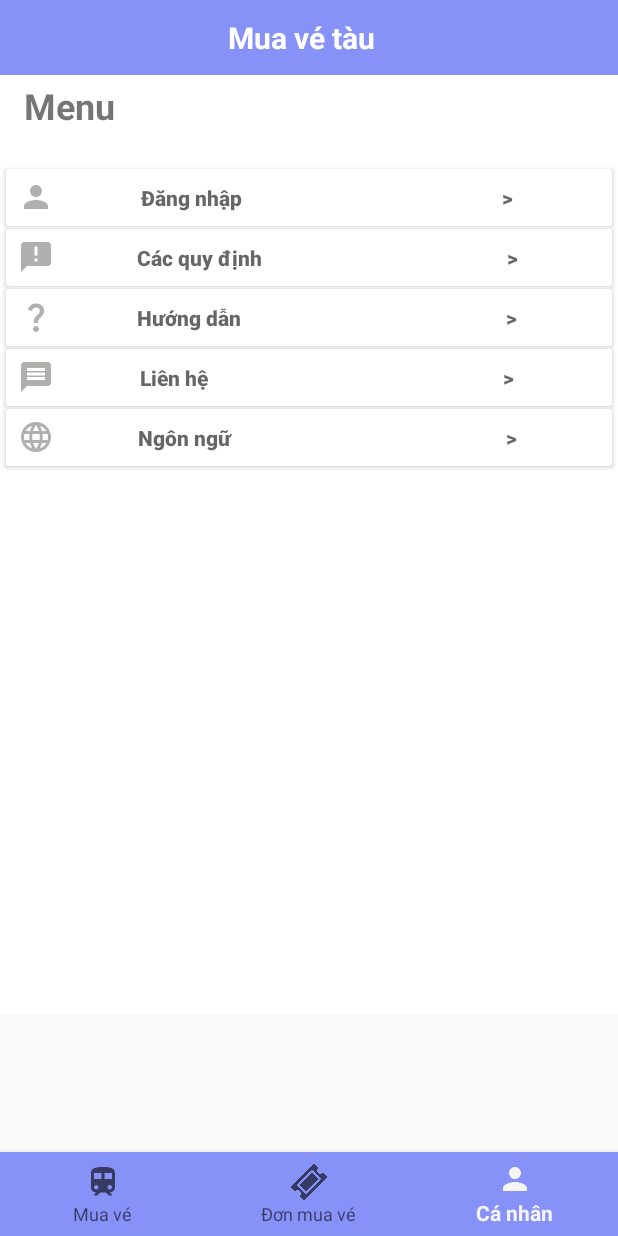
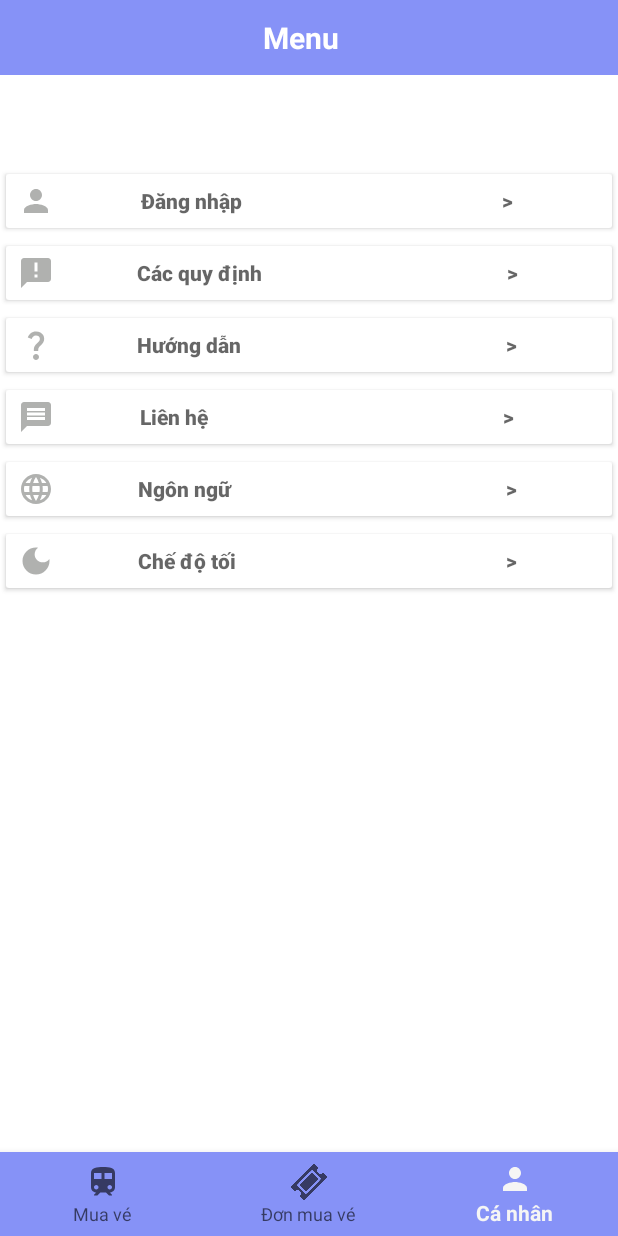
Before and after one commit to T1st-isme/RailWay_Ticket, an Android app: the screen it shows after launch (HomeActivity), item 3 of the bottom bar chosen, on a phone screen of 412 x 824 dp. Run offline under Robolectric (Android 15) with nearby library versions, the phone set to English and light mode, and no system bars.

Commit message:
little change xml

```diff
--- a/app/src/main/java/com/example/railwayticket/DBHelper.java
+++ b/app/src/main/java/com/example/railwayticket/DBHelper.java
@@ -35,13 +35,13 @@ public class DBHelper extends SQLiteOpenHelper {
 
     public Boolean checkUsername(String username) {
         SQLiteDatabase MyDB = this.getWritableDatabase();
-        @SuppressLint("Recycle") Cursor cursor = MyDB.rawQuery("select * from users where username = ? ", new String[]{username});
+        Cursor cursor = MyDB.rawQuery("select * from users where username = ? ", new String[]{username});
         return cursor.getCount() > 0;
     }
 
     public Boolean checkUserPass(String username, String password) {
         SQLiteDatabase MyDB = this.getWritableDatabase();
-        @SuppressLint("Recycle") Cursor cursor = MyDB.rawQuery("select * from users where username = ? and password = ? ", new String[]{username, password});
+        Cursor cursor = MyDB.rawQuery("select * from users where username = ? and password = ? ", new String[]{username, password});
         return cursor.getCount() > 0;
     }
 }
--- a/app/src/main/java/com/example/railwayticket/HomeActivity.java
+++ b/app/src/main/java/com/example/railwayticket/HomeActivity.java
@@ -1,5 +1,6 @@
 package com.example.railwayticket;
 
+import android.annotation.SuppressLint;
 import android.os.Bundle;
 
 import androidx.annotation.NonNull;
@@ -23,14 +24,15 @@ public class HomeActivity extends AppCompatActivity  {
         mnBottom = findViewById(R.id.bottomNavigationView);
         //load lên fragment
         mnBottom.setOnItemSelectedListener(getListener());
+        getSupportFragmentManager().beginTransaction().replace(R.id.main_fragment, new HomeFragment()).commit();
     }
 
+    @SuppressLint("NonConstantResourceId")
     @NonNull
     private NavigationBarView.OnItemSelectedListener getListener() {
         return item -> {
             switch (item.getItemId()) {
                 case R.id.mnMuaVe:
-
                     loadFragment(new HomeFragment());
                     break;
                 case R.id.mnDonMuaVe:
@@ -50,8 +52,6 @@ public class HomeActivity extends AppCompatActivity  {
         startActivity(intent);
         };
     }*/
-
-
     //Hàm load Fragment
     void loadFragment(Fragment fragment) {
         FragmentManager fmManager = getSupportFragmentManager();
--- /dev/null
+++ b/app/src/main/res/drawable/baseline_dark_mode_24.xml
@@ -0,0 +1,5 @@
+<vector android:height="24dp" android:tint="#B0B1AF"
+    android:viewportHeight="24" android:viewportWidth="24"
+    android:width="24dp" xmlns:android="http://schemas.android.com/apk/res/android">
+    <path android:fillColor="@android:color/white" android:pathData="M12,3c-4.97,0 -9,4.03 -9,9s4.03,9 9,9s9,-4.03 9,-9c0,-0.46 -0.04,-0.92 -0.1,-1.36c-0.98,1.37 -2.58,2.26 -4.4,2.26c-2.98,0 -5.4,-2.42 -5.4,-5.4c0,-1.81 0.89,-3.42 2.26,-4.4C12.92,3.04 12.46,3 12,3L12,3z"/>
+</vector>
--- a/app/src/main/res/layout/activity_home.xml
+++ b/app/src/main/res/layout/activity_home.xml
@@ -7,49 +7,25 @@
     android:layout_height="match_parent"
     tools:context=".HomeActivity">
 
-    <LinearLayout
-        android:id="@+id/linearLayout3"
-        android:layout_width="match_parent"
-        android:layout_height="50dp"
-        android:background="@color/purple"
-        android:gravity="center_vertical"
-        android:orientation="horizontal"
-        app:layout_constraintEnd_toEndOf="parent"
-        app:layout_constraintStart_toStartOf="parent"
-        app:layout_constraintTop_toTopOf="parent">
-
-        <TextView
-            android:id="@+id/title_head_tv2"
-            android:layout_width="0dp"
-            android:layout_height="wrap_content"
-            android:layout_marginEnd="10dp"
-            android:layout_weight="1"
-            android:gravity="center"
-            android:text="Mua vé tàu"
-            android:textColor="#fff"
-            android:textSize="20sp"
-            android:textStyle="bold"
-            tools:ignore="HardcodedText" />
-    </LinearLayout>
     <com.google.android.material.bottomnavigation.BottomNavigationView
         android:id="@+id/bottomNavigationView"
         android:layout_width="match_parent"
         android:layout_height="wrap_content"
+        android:background="@color/purple"
         app:layout_constraintBottom_toBottomOf="parent"
         app:layout_constraintEnd_toEndOf="parent"
         app:layout_constraintHorizontal_bias="0.0"
         app:layout_constraintStart_toStartOf="parent"
-        app:layout_constraintTop_toBottomOf="@+id/linearLayout3"
+        app:layout_constraintTop_toTopOf="parent"
         app:layout_constraintVertical_bias="1.0"
-        android:background="@color/purple"
-        app:menu="@menu/optmenu"/>
+        app:menu="@menu/optmenu" />
 
     <FrameLayout
         android:id="@+id/main_fragment"
         android:layout_width="match_parent"
-        android:layout_height="626dp"
-        app:layout_constraintBottom_toTopOf="@+id/bottomNavigationView"
-        app:layout_constraintTop_toBottomOf="@+id/linearLayout3"
+        android:layout_height="match_parent"
+        app:layout_constraintBottom_toTopOf="parent"
+        app:layout_constraintTop_toTopOf="parent"
         app:layout_constraintVertical_bias="0.0"
         tools:layout_editor_absoluteX="0dp" />
 
--- a/app/src/main/res/layout/fragment_acc_manager.xml
+++ b/app/src/main/res/layout/fragment_acc_manager.xml
@@ -6,82 +6,114 @@
         android:layout_height="match_parent"
         android:background="#FFFFFF"
         tools:context=".fragment.AccManagerFragment">
+    <LinearLayout
+        android:id="@+id/linearLayout3"
+        android:layout_width="match_parent"
+        android:layout_height="50dp"
+        android:background="@color/purple"
+        android:gravity="center_vertical"
+        android:orientation="horizontal"
+        app:layout_constraintEnd_toEndOf="parent"
+        app:layout_constraintStart_toStartOf="parent"
+        app:layout_constraintTop_toTopOf="parent">
 
         <TextView
-            android:id="@+id/textMenu"
-            android:layout_width="wrap_content"
+            android:id="@+id/title_head_tv2"
+            android:layout_width="0dp"
             android:layout_height="wrap_content"
-            android:layout_marginTop="4dp"
+            android:layout_marginEnd="10dp"
+            android:layout_weight="1"
+            android:gravity="center"
             android:text="Menu"
-            android:textSize="24dp"
+            android:textColor="#fff"
+            android:textSize="20sp"
             android:textStyle="bold"
-            app:layout_constraintEnd_toEndOf="parent"
-            app:layout_constraintHorizontal_bias="0.045"
-            app:layout_constraintStart_toStartOf="parent"
-            app:layout_constraintTop_toTopOf="parent" />
+            tools:ignore="HardcodedText" />
+    </LinearLayout>
 
     <Button
         android:id="@+id/Account"
         android:layout_width="match_parent"
-            android:layout_height="50dp"
-            android:layout_marginTop="20dp"
+        android:layout_height="wrap_content"
+        android:layout_marginTop="60dp"
+        android:backgroundTint="#FFFFFF"
+        android:drawableLeft="@drawable/baseline_person_24"
+        android:hint="Đăng nhập                                                    >"
         android:textStyle="bold"
+        app:layout_constraintEnd_toEndOf="parent"
+        app:layout_constraintHorizontal_bias="0.0"
+        app:layout_constraintStart_toStartOf="parent"
+        app:layout_constraintTop_toBottomOf="@+id/linearLayout3"
+        tools:ignore="HardcodedText" />
+
+    <Button
+        android:id="@+id/btnHuongdan"
+        android:layout_width="match_parent"
+        android:layout_height="wrap_content"
         android:backgroundTint="#FFFFFF"
-            android:hint="Đăng nhập                                                    >"
-            android:paddingEnd="12dp"
-            android:drawableLeft="@drawable/baseline_person_24"
-            app:layout_constraintTop_toBottomOf="@id/textMenu"
-            tools:ignore="RtlSymmetry" />
+        android:drawableLeft="@drawable/cushuongdan"
+        android:hint="Hướng dẫn                                                     >"
+        android:textStyle="bold"
+        app:layout_constraintEnd_toEndOf="parent"
+        app:layout_constraintStart_toStartOf="parent"
+        app:layout_constraintTop_toBottomOf="@id/btnquydinh"
+        tools:ignore="HardcodedText" />
 
     <Button
         android:id="@+id/btnquydinh"
         android:layout_width="match_parent"
-            android:layout_height="50dp"
-            android:layout_marginTop="-10dp"
-            android:textStyle="bold"
+        android:layout_height="wrap_content"
         android:backgroundTint="#FFFFFF"
         android:drawableLeft="@drawable/baseline"
         android:hint="Các quy định                                                 >"
-            android:paddingEnd="12dp"
         android:textColor="@color/black"
+        android:textStyle="bold"
+        app:layout_constraintEnd_toEndOf="parent"
         app:layout_constraintStart_toStartOf="parent"
-            app:layout_constraintTop_toBottomOf="@id/Account" />
+        app:layout_constraintTop_toBottomOf="@id/Account"
+        tools:ignore="HardcodedText" />
 
     <Button
-            android:id="@+id/btnHuongdan"
+        android:id="@+id/btnNgonngu"
         android:layout_width="match_parent"
-            android:layout_height="50dp"
+        android:layout_height="wrap_content"
+        android:backgroundTint="#FFFFFF"
+        android:drawableLeft="@drawable/language"
+        android:hint="Ngôn ngữ                                                       >"
         android:textStyle="bold"
-            android:layout_marginTop="-10dp"
-            android:backgroundTint="#FFFFFF"
-            android:drawableLeft="@drawable/cushuongdan"
-            android:hint="Hướng dẫn                                                     >"
-            app:layout_constraintTop_toBottomOf="@id/btnquydinh"
-            tools:layout_editor_absoluteX="0dp" />
+        app:layout_constraintEnd_toEndOf="parent"
+        app:layout_constraintStart_toStartOf="parent"
+        app:layout_constraintTop_toBottomOf="@id/btnLienhe"
+        tools:ignore="HardcodedText" />
 
     <Button
         android:id="@+id/btnLienhe"
         android:layout_width="match_parent"
-            android:layout_height="50dp"
-            android:layout_marginTop="-10dp"
-            android:textStyle="bold"
+        android:layout_height="wrap_content"
         android:backgroundTint="#FFFFFF"
         android:drawableLeft="@drawable/lienhe"
         android:hint="Liên hệ                                                           >"
+        android:textStyle="bold"
+        app:layout_constraintEnd_toEndOf="parent"
+        app:layout_constraintStart_toStartOf="parent"
         app:layout_constraintTop_toBottomOf="@id/btnHuongdan"
-            tools:layout_editor_absoluteX="0dp" />
+        tools:ignore="HardcodedText" />
+
+    <Button
+        android:id="@+id/btDarkMode"
+        android:layout_width="match_parent"
+        android:layout_height="wrap_content"
+        android:backgroundTint="#FFFFFF"
+        android:drawableLeft="@drawable/baseline_dark_mode_24"
+        android:hint="Chế độ tối                                                      >"
+        android:textStyle="bold"
+        app:layout_constraintBottom_toBottomOf="parent"
+        app:layout_constraintEnd_toEndOf="parent"
+        app:layout_constraintHorizontal_bias="0.0"
+        app:layout_constraintStart_toStartOf="parent"
+        app:layout_constraintTop_toBottomOf="@+id/btnNgonngu"
+        app:layout_constraintVertical_bias="0.0"
+        tools:ignore="HardcodedText" />
 
 
-        <Button
-            android:id="@+id/btnNgonngu"
-            android:layout_width="match_parent"
-            android:layout_height="50dp"
-            android:textStyle="bold"
-            android:layout_marginTop="-10dp"
-            android:backgroundTint="#FFFFFF"
-            android:drawableLeft="@drawable/language"
-            android:hint="Ngôn ngữ                                                       >"
-            app:layout_constraintTop_toBottomOf="@id/btnLienhe"
-            tools:layout_editor_absoluteX="0dp" />
-
 </androidx.constraintlayout.widget.ConstraintLayout>
```
Also changed, not shown: app/src/main/AndroidManifest.xml (+5 -7 lines), app/src/main/res/layout/fragment_home.xml (+25 -0 lines), app/src/main/res/layout/fragment_ticket.xml (+16 -4 lines), app/src/main/res/layout/fragment_ticket_manage.xml (+26 -1 lines). Lines whose indentation alone changed are shown as unchanged.
